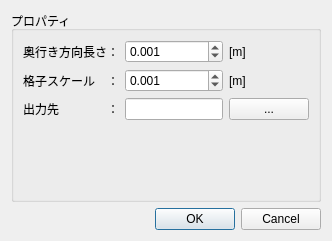
First picture: the form in src/ExportDialog.ui, repository hal1437/BlockMaker, before the edit.
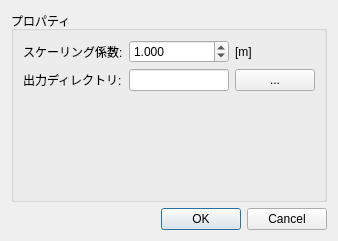
Second picture: the form after the edit.

Commit message: ブロックのZ軸方向長さをブロックごとに保存

Diff of the .ui file:
```diff
--- a/src/ExportDialog.ui
+++ b/src/ExportDialog.ui
@@ -6,7 +6,7 @@
    <rect>
     <x>0</x>
     <y>0</y>
-    <width>332</width>
+    <width>338</width>
     <height>241</height>
    </rect>
   </property>
@@ -20,46 +20,15 @@
       <string>プロパティ</string>
      </property>
      <layout class="QGridLayout" name="gridLayout_2">
-      <item row="0" column="2">
-       <widget class="QLabel" name="label_2">
-        <property name="text">
-         <string>[m]</string>
-        </property>
-       </widget>
-      </item>
-      <item row="2" column="1">
-       <widget class="QLineEdit" name="ExportPath">
-        <property name="frame">
-         <bool>true</bool>
-        </property>
-        <property name="readOnly">
-         <bool>false</bool>
-        </property>
-       </widget>
-      </item>
-      <item row="2" column="0">
-       <widget class="QLabel" name="label_3">
-        <property name="text">
-         <string>出力先　　　　：</string>
-        </property>
-       </widget>
-      </item>
       <item row="0" column="0">
-       <widget class="QLabel" name="label">
+       <widget class="QLabel" name="label_4">
         <property name="text">
-         <string>奥行き方向長さ：</string>
-        </property>
-       </widget>
-      </item>
-      <item row="2" column="2">
-       <widget class="QPushButton" name="ChangeDirectory">
-        <property name="text">
-         <string>...</string>
+         <string>スケーリング係数:</string>
         </property>
        </widget>
       </item>
       <item row="0" column="1">
-       <widget class="QDoubleSpinBox" name="Width">
+       <widget class="QDoubleSpinBox" name="Scale">
         <property name="decimals">
          <number>3</number>
         </property>
@@ -70,11 +39,11 @@
          <double>0.001000000000000</double>
         </property>
         <property name="value">
-         <double>0.001000000000000</double>
+         <double>1.000000000000000</double>
         </property>
        </widget>
       </item>
-      <item row="4" column="0" colspan="3">
+      <item row="3" column="0" colspan="3">
        <spacer name="verticalSpacer">
         <property name="orientation">
          <enum>Qt::Vertical</enum>
@@ -87,36 +56,37 @@
         </property>
        </spacer>
       </item>
-      <item row="1" column="0">
-       <widget class="QLabel" name="label_4">
-        <property name="text">
-         <string>格子スケール　：</string>
-        </property>
-       </widget>
-      </item>
-      <item row="1" column="1">
-       <widget class="QDoubleSpinBox" name="Scale">
-        <property name="decimals">
-         <number>3</number>
-        </property>
-        <property name="maximum">
-         <double>1000000.000000000000000</double>
-        </property>
-        <property name="singleStep">
-         <double>0.001000000000000</double>
-        </property>
-        <property name="value">
-         <double>0.001000000000000</double>
-        </property>
-       </widget>
-      </item>
       <item row="1" column="2">
+       <widget class="QPushButton" name="ChangeDirectory">
+        <property name="text">
+         <string>...</string>
+        </property>
+       </widget>
+      </item>
+      <item row="1" column="0">
+       <widget class="QLabel" name="label_3">
+        <property name="text">
+         <string>出力ディレクトリ:</string>
+        </property>
+       </widget>
+      </item>
+      <item row="0" column="2">
        <widget class="QLabel" name="label_5">
         <property name="text">
          <string>[m]</string>
         </property>
        </widget>
       </item>
+      <item row="1" column="1">
+       <widget class="QLineEdit" name="ExportPath">
+        <property name="frame">
+         <bool>true</bool>
+        </property>
+        <property name="readOnly">
+         <bool>false</bool>
+        </property>
+       </widget>
+      </item>
      </layout>
     </widget>
    </item>
```
Left out of the diff: 2 changed lines with no effect on the pictures. The commit also changes 6 other files.
